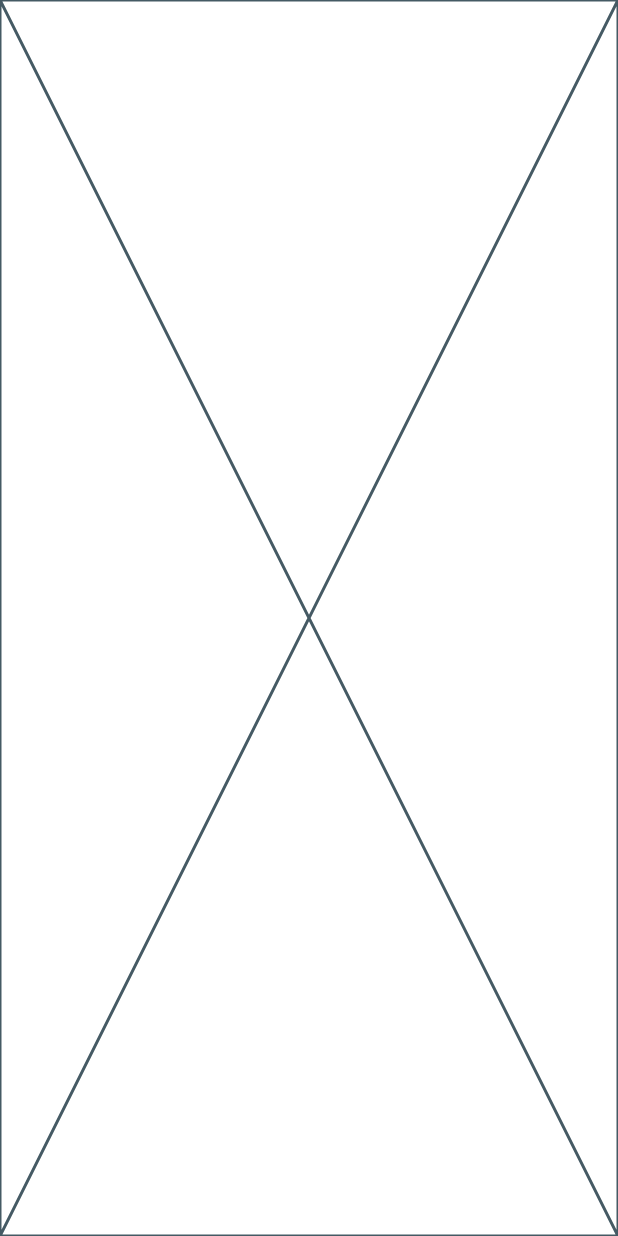
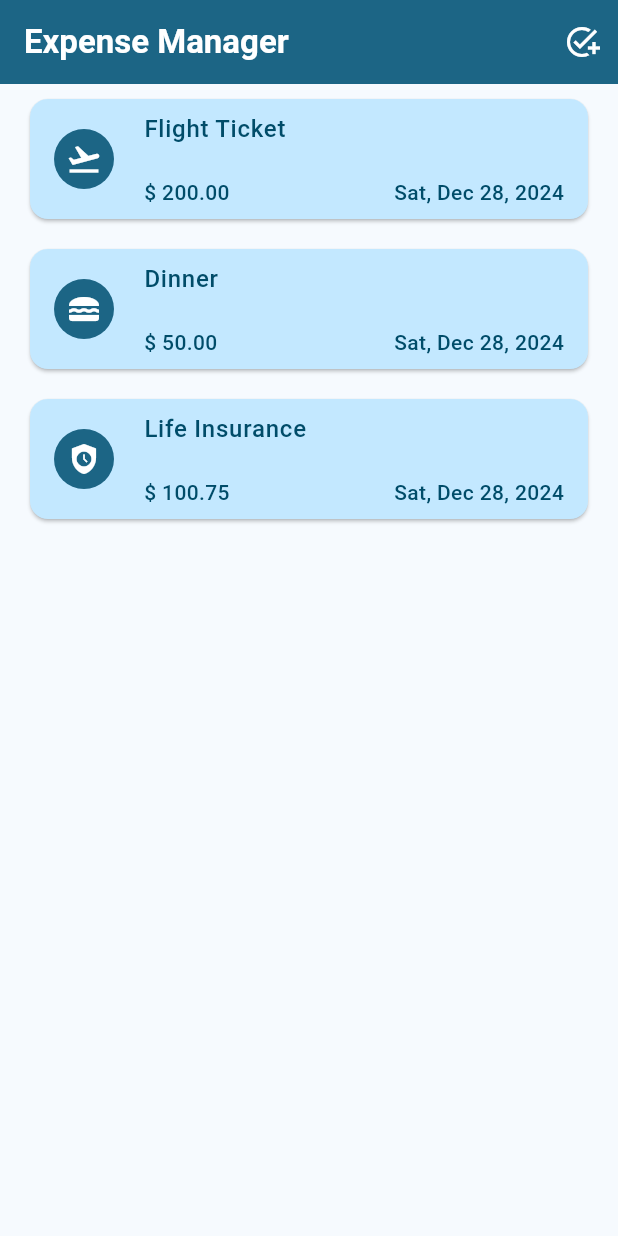
Before and after one commit to hackwithrama/expense_manager, a Flutter app: the screen it shows after launch, on a phone screen of 412 x 824 dp. Run offline on Flutter 3.47's test engine with Material 3 defaults, Android fonts, the phone set to English and light mode, and no system bars; our stand-ins replace google_fonts.

Commit message:
modified:   lib/main.dart 	new file:   lib/models/expense.dart 	new file:   lib/screens/expense_list.dart 	new file:   lib/widgets/expense_item.dart 	modified:   pubspec.lock

```diff
--- a/lib/main.dart
+++ b/lib/main.dart
@@ -1,4 +1,10 @@
 import 'package:flutter/material.dart';
+
+import 'package:google_fonts/google_fonts.dart';
+
+import 'package:expense_manager/screens/expense_list.dart';
+
+final kColorScheme = ColorScheme.fromSeed(seedColor: const Color.fromARGB(1, 240, 248, 255));
 
 void main() {
   runApp(const MyApp());
@@ -10,7 +16,29 @@ class MyApp extends StatelessWidget {
   @override
   Widget build(BuildContext context) {
     return MaterialApp(
-      home: Placeholder(),
+      theme: ThemeData(
+        textTheme: GoogleFonts.robotoTextTheme().copyWith(
+          titleLarge: TextStyle(
+            fontWeight: FontWeight.w600,
+          ),
+          bodyLarge: TextStyle(
+            fontWeight: FontWeight.w500,
+          ),
+          bodyMedium: TextStyle(
+            fontWeight: FontWeight.w500,
+          ),
+        ),
+        colorScheme: kColorScheme,
+        appBarTheme: AppBarTheme().copyWith(
+          backgroundColor: kColorScheme.primary,
+          foregroundColor: kColorScheme.onPrimary,
+        ),
+        cardTheme: CardThemeData().copyWith(
+          color: kColorScheme.primaryContainer,
+          margin: EdgeInsets.symmetric(vertical: 10, horizontal: 20),
+        ),
+      ),
+      home: ExpenseList(),
     );
   }
 }
--- /dev/null
+++ b/lib/models/expense.dart
@@ -0,0 +1,39 @@
+import 'package:flutter/material.dart';
+
+import 'package:uuid/uuid.dart';
+import 'package:intl/intl.dart';
+
+const uuid = Uuid();
+final formatter = DateFormat.yMMMEd();
+
+enum Category {
+  food,
+  travel,
+  insurance,
+  luxary,
+  work,
+  tution,
+}
+
+const categoryIcons = {
+  Category.food: Icons.lunch_dining,
+  Category.insurance: Icons.safety_check,
+  Category.luxary: Icons.spa,
+  Category.travel: Icons.flight_takeoff,
+  Category.tution: Icons.school,
+  Category.work: Icons.work
+};
+
+class Expense {
+  final String id;
+  final String title;
+  final double amount;
+  final DateTime date;
+  final Category category;
+
+  Expense({required this.title, required this.amount, required this.date, required this.category}) : id = uuid.v4();
+
+  String get formattedDate {
+    return formatter.format(date);
+  }
+}
--- /dev/null
+++ b/lib/screens/expense_list.dart
@@ -0,0 +1,96 @@
+import 'package:expense_manager/widgets/expense_item.dart';
+import 'package:flutter/material.dart';
+
+import 'package:expense_manager/models/expense.dart';
+
+class ExpenseList extends StatefulWidget {
+  const ExpenseList({super.key});
+
+  @override
+  State<ExpenseList> createState() => _ExpenseListState();
+}
+
+class _ExpenseListState extends State<ExpenseList> {
+  final List<Expense> _registeredExpenses = [
+    Expense(title: 'Flight Ticket', amount: 200, date: DateTime.now(), category: Category.travel),
+    Expense(title: 'Dinner', amount: 50, date: DateTime.now(), category: Category.food),
+    Expense(title: 'Life Insurance', amount: 100.75, date: DateTime.now(), category: Category.insurance)
+  ];
+
+  void _removeExpense(Expense expense) {
+    final expenseIndex = _registeredExpenses.indexOf(expense);
+
+    setState(() {
+      _registeredExpenses.remove(expense);
+    });
+
+    ScaffoldMessenger.of(context).clearSnackBars();
+    ScaffoldMessenger.of(context).showSnackBar(
+      SnackBar(
+          action: SnackBarAction(
+            textColor: Theme.of(context).colorScheme.onPrimary,
+            backgroundColor: Theme.of(context).colorScheme.primary,
+            label: 'UNDO',
+            onPressed: () {
+              setState(
+                () {
+                  _registeredExpenses.insert(expenseIndex, expense);
+                },
+              );
+            },
+          ),
+          content: Row(
+            children: [
+              Icon(
+                Icons.delete_forever,
+                color: Colors.white,
+              ),
+              SizedBox(
+                width: 20,
+              ),
+              Text(
+                'Expense Removed',
+                textAlign: TextAlign.center,
+                style: Theme.of(context).textTheme.bodyLarge!.copyWith(
+                      color: Theme.of(context).colorScheme.onSecondary,
+                    ),
+              ),
+            ],
+          ),
+          width: 350, // Width of the SnackBar.
+          padding: const EdgeInsets.symmetric(
+            horizontal: 8.0,
+            vertical: 5.0,
+          ),
+          behavior: SnackBarBehavior.floating,
+          shape: RoundedRectangleBorder(
+            borderRadius: BorderRadius.circular(10.0),
+          )),
+    );
+  }
+
+  @override
+  Widget build(BuildContext context) {
+    return Scaffold(
+      appBar: AppBar(
+        title: Text('Expense Manager'),
+        actions: [IconButton(onPressed: () {}, icon: Icon(Icons.add_task))],
+      ),
+      body: ListView.builder(
+        itemCount: _registeredExpenses.length,
+        itemBuilder: (ctx, index) {
+          return Dismissible(
+            key: ValueKey(_registeredExpenses[index].id),
+            direction: DismissDirection.endToStart,
+            onDismissed: (direction) {
+              _removeExpense(_registeredExpenses[index]);
+            },
+            child: ExpenseItem(
+              expense: _registeredExpenses[index],
+            ),
+          );
+        },
+      ),
+    );
+  }
+}
--- /dev/null
+++ b/lib/widgets/expense_item.dart
@@ -0,0 +1,73 @@
+import 'package:flutter/material.dart';
+
+import 'package:expense_manager/models/expense.dart';
+
+class ExpenseItem extends StatelessWidget {
+  const ExpenseItem({super.key, required this.expense});
+
+  final Expense expense;
+
+  @override
+  Widget build(BuildContext context) {
+    return Card(
+      child: Padding(
+        padding: const EdgeInsets.symmetric(vertical: 8, horizontal: 16),
+        child: Row(
+          children: [
+            Container(
+              width: 40,
+              height: 40,
+              decoration: BoxDecoration(
+                borderRadius: BorderRadius.circular(100),
+                color: Theme.of(context).colorScheme.primary,
+              ),
+              child: Icon(
+                categoryIcons[expense.category],
+                color: Theme.of(context).colorScheme.onPrimary,
+              ),
+            ),
+            const SizedBox(
+              width: 20,
+            ),
+            Expanded(
+              child: Column(
+                children: [
+                  Row(
+                    children: [
+                      Text(
+                        expense.title,
+                        style: Theme.of(context).textTheme.bodyLarge!.copyWith(
+                              color: Theme.of(context).colorScheme.onPrimaryContainer,
+                            ),
+                      ),
+                    ],
+                  ),
+                  const SizedBox(
+                    height: 20,
+                  ),
+                  Row(
+                    children: [
+                      Text(
+                        '\$ ${expense.amount.toStringAsFixed(2)}',
+                        style: Theme.of(context).textTheme.bodyMedium!.copyWith(
+                              color: Theme.of(context).colorScheme.onPrimaryContainer,
+                            ),
+                      ),
+                      Spacer(),
+                      Text(
+                        expense.formattedDate,
+                        style: Theme.of(context).textTheme.bodyMedium!.copyWith(
+                              color: Theme.of(context).colorScheme.onPrimaryContainer,
+                            ),
+                      ),
+                    ],
+                  )
+                ],
+              ),
+            )
+          ],
+        ),
+      ),
+    );
+  }
+}
--- a/pubspec.yaml
+++ b/pubspec.yaml
@@ -34,6 +34,10 @@ dependencies:
   # The following adds the Cupertino Icons font to your application.
   # Use with the CupertinoIcons class for iOS style icons.
   cupertino_icons: ^1.0.8
+  http: ^1.2.2
+  google_fonts: ^6.2.1
+  intl: ^0.20.1
+  uuid: ^4.5.1
 
 dev_dependencies:
   flutter_test:
```
Also changed, not shown: pubspec.lock, 10 other files.
